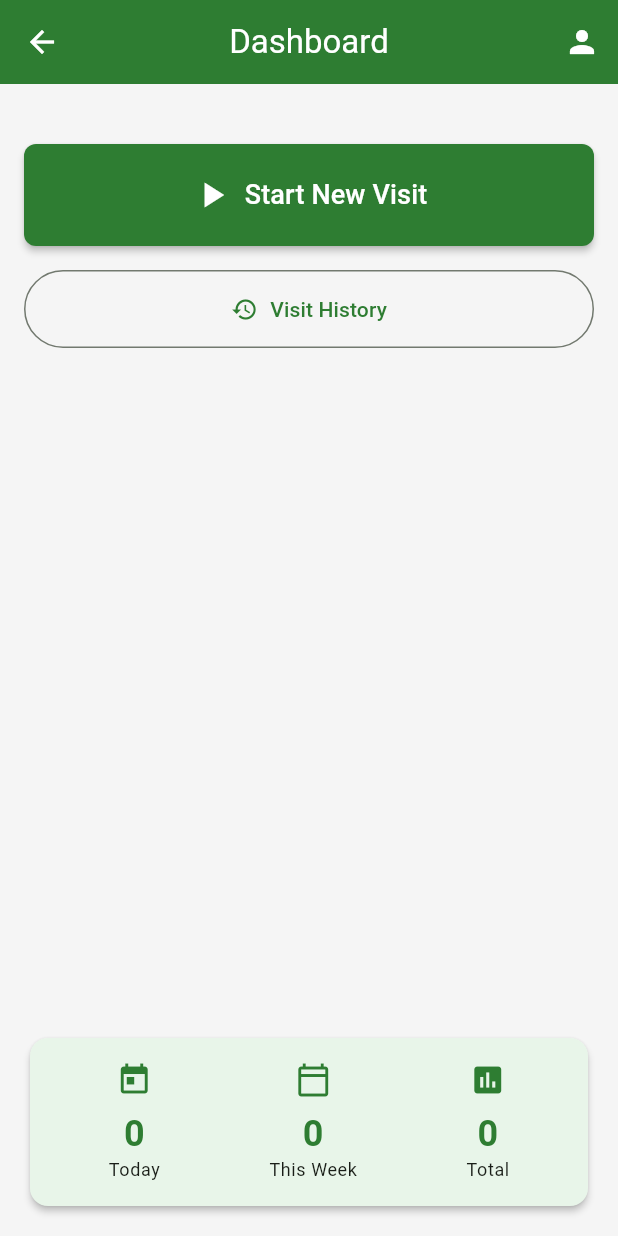
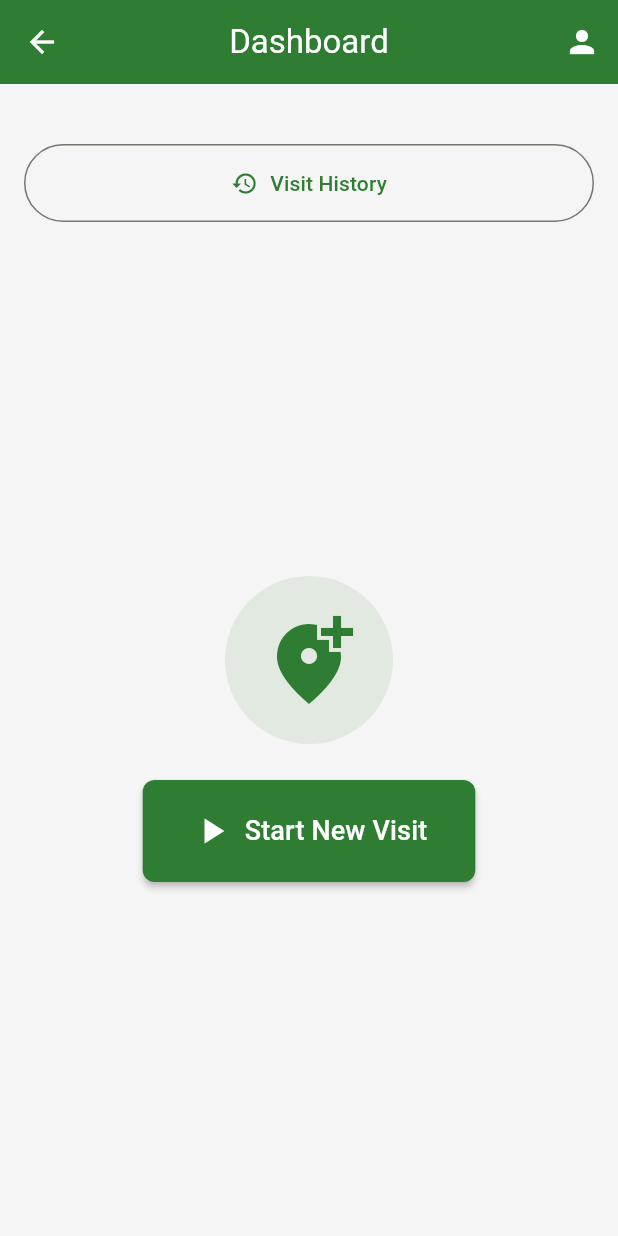
Before and after one commit to AhmedTawfiqM/pest_control, a Flutter app: the DashboardPage screen opened by its route, on a phone screen of 412 x 824 dp. Run offline on Flutter 3.47's test engine with Material 3 defaults, Android fonts, the phone set to English and light mode, and no system bars; our stand-ins replace dartz, equatable, flutter_bloc, get_it, hive, hive_flutter; accounts and stored records are empty.

Commit message:
enahhnce dhasbpard UI

```diff
--- a/lib/features/dashboard/presentation/pages/dashboard_page.dart
+++ b/lib/features/dashboard/presentation/pages/dashboard_page.dart
@@ -80,14 +80,6 @@ class _DashboardPageState extends State<DashboardPage> {
                 ),
                 const SizedBox(height: 24),
 
-                // Active Visit or Start Visit Button
-                if (activeVisit != null)
-                  _buildActiveVisitCard(activeVisit)
-                else
-                  _buildStartVisitButton(),
-
-                const SizedBox(height: 16),
-
                 // Visit History Button
                 OutlinedButton.icon(
                   onPressed: () {
@@ -100,38 +92,18 @@ class _DashboardPageState extends State<DashboardPage> {
                   ),
                 ),
 
-                const Spacer(),
+                const SizedBox(height: 16),
 
-                // Quick Stats (Placeholder)
-                Card(
-                  color: Colors.green[50],
-                  child: Padding(
-                    padding: const EdgeInsets.all(16.0),
-                    child: Row(
-                      mainAxisAlignment: MainAxisAlignment.spaceAround,
-                      children: [
-                        _buildStatColumn(
-                          context,
-                          'Today',
-                          '0',
-                          Icons.today,
-                        ),
-                        _buildStatColumn(
-                          context,
-                          'This Week',
-                          '0',
-                          Icons.calendar_today_outlined,
-                        ),
-                        _buildStatColumn(
-                          context,
-                          'Total',
-                          '0',
-                          Icons.assessment,
-                        ),
-                      ],
+                // Active Visit or Start Visit Button
+                if (activeVisit != null)
+                  _buildActiveVisitCard(activeVisit)
+                else
+                  Expanded(
+                    child: Center(
+                      child: _buildStartVisitButton(),
                     ),
                   ),
-                ),
+
               ],
             ),
           );
@@ -141,7 +113,23 @@ class _DashboardPageState extends State<DashboardPage> {
   }
 
   Widget _buildStartVisitButton() {
-    return ElevatedButton.icon(
+    return Column(
+      mainAxisAlignment: MainAxisAlignment.center,
+      children: [
+        Container(
+          padding: const EdgeInsets.all(24),
+          decoration: BoxDecoration(
+            color: AppTheme.primaryGreen.withOpacity(0.1),
+            shape: BoxShape.circle,
+          ),
+          child: const Icon(
+            Icons.add_location_alt,
+            size: 64,
+            color: AppTheme.primaryGreen,
+          ),
+        ),
+        const SizedBox(height: 24),
+        ElevatedButton.icon(
           onPressed: () {
             Navigator.pushNamed(context, VisitSetupPage.routeName);
           },
@@ -151,12 +139,20 @@ class _DashboardPageState extends State<DashboardPage> {
             style: TextStyle(fontSize: 18),
           ),
           style: ElevatedButton.styleFrom(
-        padding: const EdgeInsets.symmetric(vertical: 20),
+            padding: const EdgeInsets.symmetric(horizontal: 32, vertical: 20),
           ),
+        ),
+      ],
     );
   }
 
   Widget _buildActiveVisitCard(ActiveVisitModel activeVisit) {
+    return ValueListenableBuilder(
+      valueListenable: Hive.box<VisitModel>(AppConstants.visitBox).listenable(),
+      builder: (context, Box<VisitModel> visitBox, _) {
+        final visit = visitBox.get(activeVisit.visitId);
+        final hasReport = visit?.serviceReportId != null;
+
         return Card(
           elevation: 4,
           shape: RoundedRectangleBorder(
@@ -292,9 +288,11 @@ class _DashboardPageState extends State<DashboardPage> {
                   // Action Buttons Row
                   Row(
                     children: [
-                  // Service Report Button
+                      // Service Report Button or Report Added Component
                       Expanded(
-                    child: OutlinedButton.icon(
+                        child: hasReport
+                            ? _buildReportAddedComponent()
+                            : OutlinedButton.icon(
                                 onPressed: () {
                                   Navigator.pushNamed(context, ServiceReportPage.routeName);
                                 },
@@ -349,6 +347,45 @@ class _DashboardPageState extends State<DashboardPage> {
             ),
           ),
         );
+      },
+    );
+  }
+
+  Widget _buildReportAddedComponent() {
+    return Container(
+      padding: const EdgeInsets.symmetric(vertical: 12, horizontal: 16),
+      decoration: BoxDecoration(
+        color: Colors.white.withValues(alpha: 0.2),
+        borderRadius: BorderRadius.circular(12),
+        border: Border.all(color: Colors.white, width: 2),
+      ),
+      child: Row(
+        mainAxisAlignment: MainAxisAlignment.center,
+        children: [
+          Container(
+            padding: const EdgeInsets.all(4),
+            decoration: const BoxDecoration(
+              color: Colors.white,
+              shape: BoxShape.circle,
+            ),
+            child: const Icon(
+              Icons.check,
+              size: 16,
+              color: AppTheme.success,
+            ),
+          ),
+          const SizedBox(width: 8),
+          const Text(
+            'Report Added',
+            style: TextStyle(
+              fontSize: 14,
+              fontWeight: FontWeight.bold,
+              color: Colors.white,
+            ),
+          ),
+        ],
+      ),
+    );
   }
 
   Widget _buildDetailItem(IconData icon, String label, String value) {
@@ -387,26 +424,6 @@ class _DashboardPageState extends State<DashboardPage> {
     );
   }
 
-  Widget _buildStatColumn(
-      BuildContext context, String label, String value, IconData icon) {
-    return Column(
-      children: [
-        Icon(icon, color: Theme.of(context).colorScheme.primary),
-        const SizedBox(height: 8),
-        Text(
-          value,
-          style: Theme.of(context).textTheme.headlineSmall?.copyWith(
-                fontWeight: FontWeight.bold,
-                color: Theme.of(context).colorScheme.primary,
-              ),
-        ),
-        Text(
-          label,
-          style: Theme.of(context).textTheme.bodySmall,
-        ),
-      ],
-    );
-  }
 
   void _showEndVisitDialog(BuildContext context, ActiveVisitModel activeVisit) {
     final activeVisitBox = Hive.box<ActiveVisitModel>(AppConstants.activeVisitBox);
```
Lines whose indentation alone changed are shown as unchanged.
